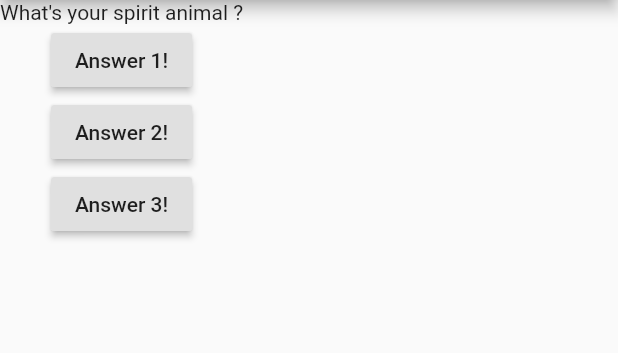
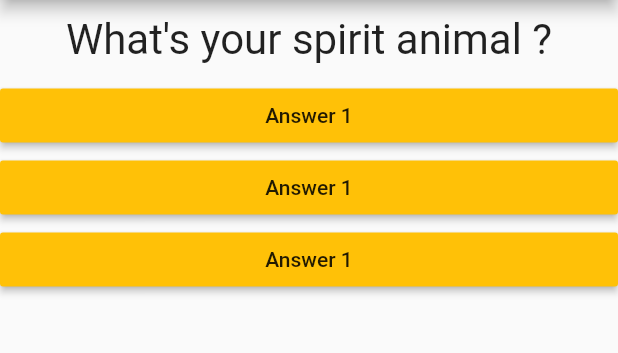
Before and after one commit to padulkemid/kuquiz, a Flutter app: the screen it shows after launch, on a phone screen of 412 x 824 dp, the part 84-437 px from its top. Run offline on Flutter 3.47's test engine with Material 2 defaults, Android fonts, the phone set to English and light mode, and no system bars.

Commit message:
:zap: Refactored answer and question widget

```diff
--- /dev/null
+++ b/lib/answer.dart
@@ -0,0 +1,19 @@
+import 'package:flutter/material.dart';
+
+class Answer extends StatelessWidget {
+  final Function selectAnswer;
+
+  Answer(this.selectAnswer);
+
+  @override
+  Widget build(BuildContext context) {
+    return Container(
+      width: double.infinity,
+      child: RaisedButton(
+        color: Colors.amber,
+        child: Text('Answer 1'),
+        onPressed: selectAnswer,
+      ),
+    );
+  }
+}
--- a/lib/main.dart
+++ b/lib/main.dart
@@ -1,16 +1,19 @@
 import 'package:flutter/material.dart';
+
+import './question.dart';
+import './answer.dart';
 
 void main() => runApp(MyApp());
 
 class MyApp extends StatefulWidget {
   @override
   State<StatefulWidget> createState() {
-    return MyAppState();
+    return _MyAppState();
   }
 }
 
-class MyAppState extends State<MyApp> {
-  var questionIndex = 0;
+class _MyAppState extends State<MyApp> {
+  var _questionIndex = 0;
 
   @override
   Widget build(BuildContext context) {
@@ -23,33 +26,19 @@ class MyAppState extends State<MyApp> {
         ),
         body: Column(
           children: [
-            Text(questions[questionIndex]),
-            RaisedButton(
-              child: Text('Answer 1!'),
-              onPressed: answerQuestion,
-            ),
-            RaisedButton(
-              child: Text('Answer 2!'),
-              onPressed: () => print('answer 2 gemink'),
-            ),
-            RaisedButton(
-              child: Text('Answer 3!'),
-              onPressed: () {
-                var total = 2 + 3;
-
-                print(total);
-              },
-            ),
+            Question(questions[_questionIndex]),
+            Answer(_answerQuestion),
+            Answer(_answerQuestion),
+            Answer(_answerQuestion),
           ],
         ),
       ),
     );
   }
 
-  void answerQuestion() {
+  void _answerQuestion() {
     setState(() {
-      questionIndex += 1;
+      _questionIndex += 1;
     });
-    print(questionIndex);
   }
 }
--- /dev/null
+++ b/lib/question.dart
@@ -0,0 +1,20 @@
+import 'package:flutter/material.dart';
+
+class Question extends StatelessWidget {
+  final String questionText;
+
+  Question(this.questionText);
+
+  @override
+  Widget build(BuildContext context) {
+    return Container(
+        width: double.infinity,
+        margin: EdgeInsets.all(10),
+        child: Text(
+          questionText,
+          style: TextStyle(fontSize: 28),
+          textAlign: TextAlign.center,
+        )
+      );
+  }
+}
```
